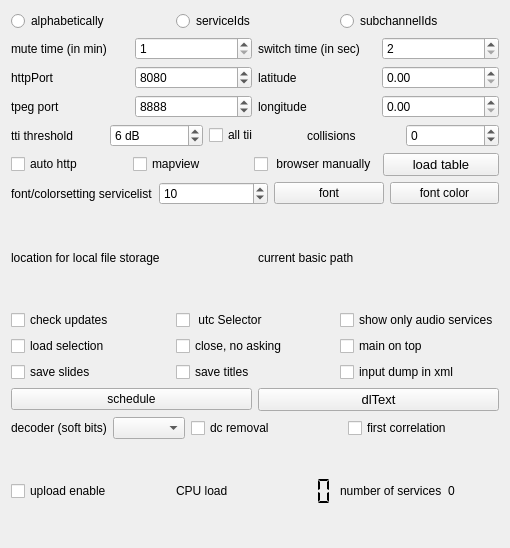
Old version of the form sources/main/forms-v7/config-helper.ui in the repository JvanKatwijk/qt-dab.
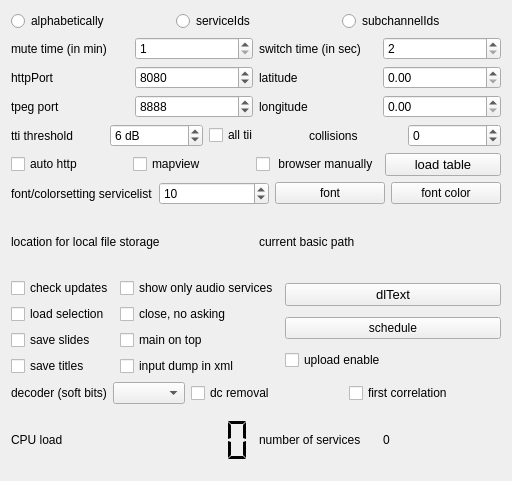
New version of the form. Custom widgets are drawn as their Qt base class.

Commit message: mods to config

What changed in the file:
```diff
--- a/sources/main/forms-v7/config-helper.ui
+++ b/sources/main/forms-v7/config-helper.ui
@@ -6,8 +6,8 @@
    <rect>
     <x>0</x>
     <y>0</y>
-    <width>510</width>
-    <height>548</height>
+    <width>512</width>
+    <height>481</height>
    </rect>
   </property>
   <property name="windowTitle">
@@ -16,7 +16,7 @@
   <property name="toolTip">
    <string>&lt;html&gt;&lt;head/&gt;&lt;body&gt;&lt;p&gt;Configuration and control widget.&lt;/p&gt;&lt;/body&gt;&lt;/html&gt;</string>
   </property>
-  <layout class="QVBoxLayout" name="verticalLayout">
+  <layout class="QVBoxLayout" name="verticalLayout_2">
    <item>
     <layout class="QHBoxLayout" name="horizontalLayout_8">
      <item>
@@ -360,6 +360,8 @@
     </layout>
    </item>
    <item>
+    <layout class="QHBoxLayout" name="horizontalLayout_18">
+     <item>
     <layout class="QGridLayout" name="gridLayout">
      <item row="0" column="0">
       <widget class="QCheckBox" name="updateChecker">
@@ -372,16 +374,6 @@
       </widget>
      </item>
      <item row="0" column="1">
-      <widget class="QCheckBox" name="utc_selector">
-       <property name="toolTip">
-        <string>&lt;html&gt;&lt;head/&gt;&lt;body&gt;&lt;p&gt;If you want to see UTC in the logs select this one.&lt;/p&gt;&lt;/body&gt;&lt;/html&gt;</string>
-       </property>
-       <property name="text">
-        <string> utc Selector</string>
-       </property>
-      </widget>
-     </item>
-     <item row="0" column="2">
       <widget class="QCheckBox" name="audioServices_only">
        <property name="toolTip">
         <string>&lt;html&gt;&lt;head/&gt;&lt;body&gt;&lt;p&gt;Many ensembles contain both audio and data services (e.g. TPEG, EPG). If selected here, only audio services and  the EPG service if part of the ensemble will be shown in the services list&lt;/p&gt;&lt;/body&gt;&lt;/html&gt;</string>
@@ -411,16 +403,6 @@
        </property>
       </widget>
      </item>
-     <item row="1" column="2">
-      <widget class="QCheckBox" name="onTop">
-       <property name="toolTip">
-        <string>&lt;html&gt;&lt;head/&gt;&lt;body&gt;&lt;p&gt;Set in the configuration whether or not the main widget should ALWAYS be op top. Note that setting will be applied the next time the program will start.&lt;/p&gt;&lt;p&gt;Note further that in Windows a problem may occur: a warning message might be invisible, hidden by the main widget op top.&lt;/p&gt;&lt;/body&gt;&lt;/html&gt;</string>
-       </property>
-       <property name="text">
-        <string>main on top</string>
-       </property>
-      </widget>
-     </item>
      <item row="2" column="0">
       <widget class="QCheckBox" name="saveSlides">
        <property name="toolTip">
@@ -432,6 +414,16 @@
       </widget>
      </item>
      <item row="2" column="1">
+        <widget class="QCheckBox" name="onTop">
+         <property name="toolTip">
+          <string>&lt;html&gt;&lt;head/&gt;&lt;body&gt;&lt;p&gt;Set in the configuration whether or not the main widget should ALWAYS be op top. Note that setting will be applied the next time the program will start.&lt;/p&gt;&lt;p&gt;Note further that in Windows a problem may occur: a warning message might be invisible, hidden by the main widget op top.&lt;/p&gt;&lt;/body&gt;&lt;/html&gt;</string>
+         </property>
+         <property name="text">
+          <string>main on top</string>
+         </property>
+        </widget>
+       </item>
+       <item row="3" column="0">
       <widget class="QCheckBox" name="saveTitlesSelector">
        <property name="toolTip">
         <string>&lt;html&gt;&lt;head/&gt;&lt;body&gt;&lt;p&gt;Having this selector set instructs the software to apply the so called DL2 rules to the dynamic label text. When DL2 is recognized in the forming of the dynamic label text, the titles of songs can be separated from the dynamic label and stored in a file in the Qt-DAB-files folder&lt;/p&gt;&lt;/body&gt;&lt;/html&gt;</string>
@@ -441,7 +433,7 @@
        </property>
       </widget>
      </item>
-     <item row="2" column="2">
+       <item row="3" column="1">
       <widget class="QCheckBox" name="dumpmodeSelector">
        <property name="toolTip">
         <string>&lt;html&gt;&lt;head/&gt;&lt;body&gt;&lt;p&gt;The dump facility is changed. Dumping the input samples is now centralized (use the right hand mouse button on the ensemblename left top of the main widget).&lt;/p&gt;&lt;p&gt;If selected the dump will be in xml format (but of course only if the device supports that)&lt;/p&gt;&lt;p&gt;otherwise an &amp;quot;wav&amp;quot; file will be generated.&lt;/p&gt;&lt;/body&gt;&lt;/html&gt;</string>
@@ -454,17 +446,7 @@
     </layout>
    </item>
    <item>
-    <layout class="QHBoxLayout" name="horizontalLayout_18">
-     <item>
-      <widget class="smallPushButton" name="scheduleButton">
-       <property name="toolTip">
-        <string>&lt;html&gt;&lt;head/&gt;&lt;body&gt;&lt;p&gt;Touching this button allows specifying an element for the scheduler&lt;/p&gt;&lt;/body&gt;&lt;/html&gt;</string>
-       </property>
-       <property name="text">
-        <string>schedule</string>
-       </property>
-      </widget>
-     </item>
+      <layout class="QVBoxLayout" name="verticalLayout">
      <item>
       <widget class="smallPushButton" name="dlTextButton">
        <property name="font">
@@ -480,6 +462,28 @@
        </property>
       </widget>
      </item>
+       <item>
+        <widget class="smallPushButton" name="scheduleButton">
+         <property name="toolTip">
+          <string>&lt;html&gt;&lt;head/&gt;&lt;body&gt;&lt;p&gt;Touching this button allows specifying an element for the scheduler&lt;/p&gt;&lt;/body&gt;&lt;/html&gt;</string>
+         </property>
+         <property name="text">
+          <string>schedule</string>
+         </property>
+        </widget>
+       </item>
+       <item>
+        <widget class="QCheckBox" name="upload_selector">
+         <property name="toolTip">
+          <string>&lt;html&gt;&lt;head/&gt;&lt;body&gt;&lt;p&gt;&amp;quot;upload enable&amp;quot; is a selector for - if configured - allowing some data to be uploaded to fmlist.org. When touching the ensemblename on top of the left part of the main widget, the current content of the ensemble is shown (in &amp;quot;.csv&amp;quot; format). If this selector is enabled - and if the feature is configured - you will be asked to accept (or deny) sending up the contents of the ensemble to &amp;quot;fmlist.org&amp;quot; (the site that is responsible for the database mapping the TII numbers to station names and station attributes.&lt;/p&gt;&lt;p&gt;The same for the result of the single scan.&lt;/p&gt;&lt;p&gt;&lt;br/&gt;&lt;/p&gt;&lt;/body&gt;&lt;/html&gt;</string>
+         </property>
+         <property name="text">
+          <string>upload enable</string>
+         </property>
+        </widget>
+       </item>
+      </layout>
+     </item>
     </layout>
    </item>
    <item>
@@ -529,16 +533,6 @@
    </item>
    <item>
     <layout class="QHBoxLayout" name="horizontalLayout_14">
-     <item>
-      <widget class="QCheckBox" name="upload_selector">
-       <property name="toolTip">
-        <string>&lt;html&gt;&lt;head/&gt;&lt;body&gt;&lt;p&gt;&amp;quot;upload enable&amp;quot; is a selector for - if configured - allowing some data to be uploaded to fmlist.org. When touching the ensemblename on top of the left part of the main widget, the current content of the ensemble is shown (in &amp;quot;.csv&amp;quot; format). If this selector is enabled - and if the feature is configured - you will be asked to accept (or deny) sending up the contents of the ensemble to &amp;quot;fmlist.org&amp;quot; (the site that is responsible for the database mapping the TII numbers to station names and station attributes.&lt;/p&gt;&lt;p&gt;The same for the result of the single scan.&lt;/p&gt;&lt;p&gt;&lt;br/&gt;&lt;/p&gt;&lt;/body&gt;&lt;/html&gt;</string>
-       </property>
-       <property name="text">
-        <string>upload enable</string>
-       </property>
-      </widget>
-     </item>
      <item>
       <layout class="QHBoxLayout" name="horizontalLayout_12">
        <item>
```
Lines whose indentation alone changed are shown as unchanged. The commit also changes 9 other files.
